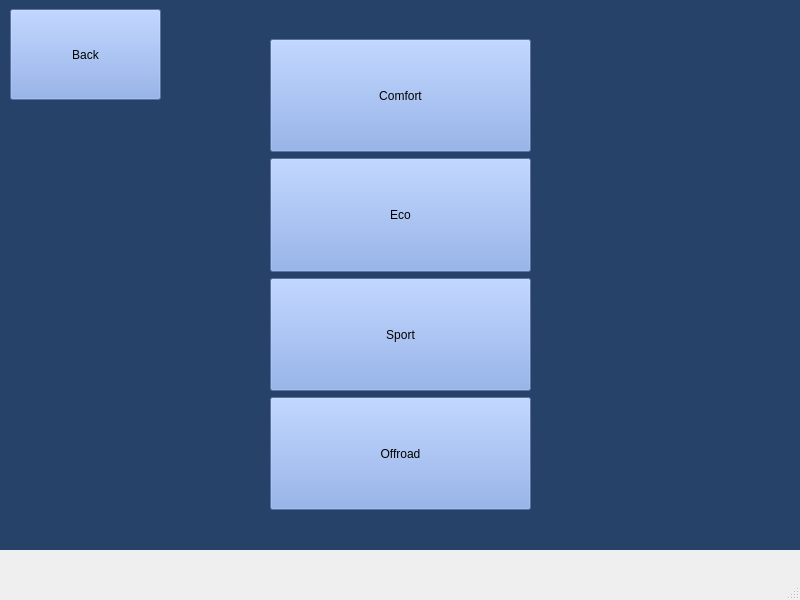
First picture: the form in mainwindow.ui, repository EdisonCheah/QtProject, before the edit.
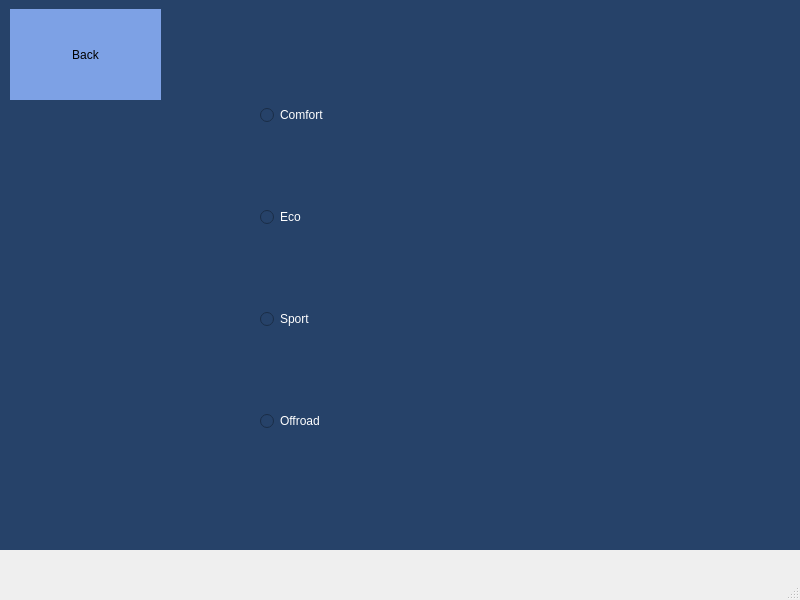
Second picture: the form after the edit.

Diff of the .ui file:
```diff
--- a/mainwindow.ui
+++ b/mainwindow.ui
@@ -650,7 +650,8 @@
        </rect>
       </property>
       <property name="styleSheet">
-       <string notr="true">background-color: rgb(125, 161, 229);</string>
+       <string notr="true">background-color: rgb(125, 161, 229);
+border: none;</string>
       </property>
       <property name="text">
        <string>Back</string>
@@ -682,26 +683,52 @@
        <string/>
       </property>
      </widget>
+     <widget class="QLabel" name="SportLabel">
+      <property name="geometry">
+       <rect>
+        <x>570</x>
+        <y>270</y>
+        <width>101</width>
+        <height>101</height>
+       </rect>
+      </property>
+      <property name="text">
+       <string/>
+      </property>
+     </widget>
+     <widget class="QLabel" name="OffroadLabel">
+      <property name="geometry">
+       <rect>
+        <x>570</x>
+        <y>370</y>
+        <width>101</width>
+        <height>101</height>
+       </rect>
+      </property>
+      <property name="text">
+       <string/>
+      </property>
+     </widget>
      <widget class="QWidget" name="layoutWidget">
       <property name="geometry">
        <rect>
-        <x>270</x>
-        <y>40</y>
-        <width>261</width>
-        <height>471</height>
+        <x>260</x>
+        <y>30</y>
+        <width>271</width>
+        <height>481</height>
        </rect>
       </property>
       <layout class="QVBoxLayout" name="verticalLayout_3">
        <item>
-        <widget class="QPushButton" name="ComfortButton">
+        <widget class="QRadioButton" name="ComfortButton">
          <property name="sizePolicy">
-          <sizepolicy hsizetype="Minimum" vsizetype="Preferred">
+          <sizepolicy hsizetype="Minimum" vsizetype="Maximum">
            <horstretch>0</horstretch>
            <verstretch>0</verstretch>
           </sizepolicy>
          </property>
          <property name="styleSheet">
-          <string notr="true">background-color: rgb(125, 161, 229);</string>
+          <string notr="true">color: rgb(255, 255, 255);</string>
          </property>
          <property name="text">
           <string>Comfort</string>
@@ -709,15 +736,15 @@
         </widget>
        </item>
        <item>
-        <widget class="QPushButton" name="EcoButton">
+        <widget class="QRadioButton" name="EcoButton">
          <property name="sizePolicy">
-          <sizepolicy hsizetype="Minimum" vsizetype="Preferred">
+          <sizepolicy hsizetype="Minimum" vsizetype="Maximum">
            <horstretch>0</horstretch>
            <verstretch>0</verstretch>
           </sizepolicy>
          </property>
          <property name="styleSheet">
-          <string notr="true">background-color: rgb(125, 161, 229);</string>
+          <string notr="true">color: rgb(255, 255, 255);</string>
          </property>
          <property name="text">
           <string>Eco</string>
@@ -725,15 +752,15 @@
         </widget>
        </item>
        <item>
-        <widget class="QPushButton" name="SportButton">
+        <widget class="QRadioButton" name="SportButton">
          <property name="sizePolicy">
-          <sizepolicy hsizetype="Minimum" vsizetype="Preferred">
+          <sizepolicy hsizetype="Minimum" vsizetype="Maximum">
            <horstretch>0</horstretch>
            <verstretch>0</verstretch>
           </sizepolicy>
          </property>
          <property name="styleSheet">
-          <string notr="true">background-color: rgb(125, 161, 229);</string>
+          <string notr="true">color: rgb(255, 255, 255);</string>
          </property>
          <property name="text">
           <string>Sport</string>
@@ -741,15 +768,15 @@
         </widget>
        </item>
        <item>
-        <widget class="QPushButton" name="OffroadButton">
+        <widget class="QRadioButton" name="OffroadButton">
          <property name="sizePolicy">
-          <sizepolicy hsizetype="Minimum" vsizetype="Preferred">
+          <sizepolicy hsizetype="Minimum" vsizetype="Maximum">
            <horstretch>0</horstretch>
            <verstretch>0</verstretch>
           </sizepolicy>
          </property>
          <property name="styleSheet">
-          <string notr="true">background-color: rgb(125, 161, 229);</string>
+          <string notr="true">color: rgb(255, 255, 255);</string>
          </property>
          <property name="text">
           <string>Offroad</string>
@@ -758,32 +785,6 @@
        </item>
       </layout>
      </widget>
-     <widget class="QLabel" name="SportLabel">
-      <property name="geometry">
-       <rect>
-        <x>570</x>
-        <y>280</y>
-        <width>101</width>
-        <height>101</height>
-       </rect>
-      </property>
-      <property name="text">
-       <string/>
-      </property>
-     </widget>
-     <widget class="QLabel" name="OffroadLabel">
-      <property name="geometry">
-       <rect>
-        <x>570</x>
-        <y>400</y>
-        <width>101</width>
-        <height>101</height>
-       </rect>
-      </property>
-      <property name="text">
-       <string/>
-      </property>
-     </widget>
     </widget>
     <widget class="QWidget" name="page_5">
      <widget class="QPushButton" name="BackButtonPg6">
```
Left out of the diff: 89 changed lines with no effect on the pictures.
